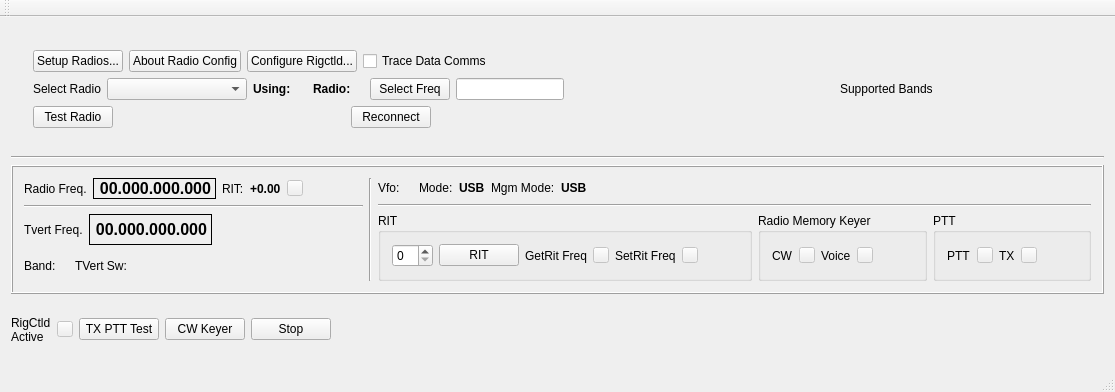
Old version of the form mqt/MqtRigControl/rigcontrolmainwindow.ui in the repository Rsclub22/Minos2-Mirror.
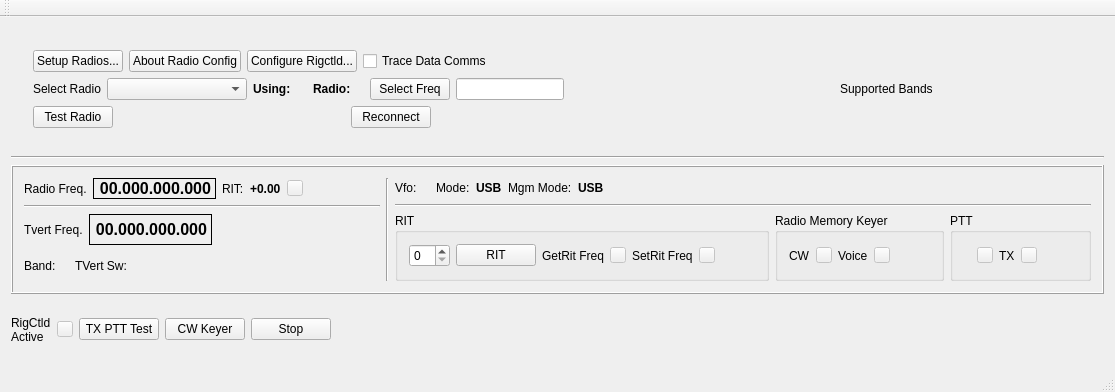
New version of the form. Custom widgets are drawn as their Qt base class.

Patch:
```diff
--- a/mqt/MqtRigControl/rigcontrolmainwindow.ui
+++ b/mqt/MqtRigControl/rigcontrolmainwindow.ui
@@ -478,6 +478,7 @@
               <widget class="QLabel" name="vfo_state_label">
                <property name="font">
                 <font>
+                 <weight>75</weight>
                  <bold>true</bold>
                 </font>
                </property>
@@ -501,6 +502,7 @@
               <widget class="QLabel" name="modeA">
                <property name="font">
                 <font>
+                 <weight>75</weight>
                  <bold>true</bold>
                 </font>
                </property>
@@ -524,6 +526,7 @@
               <widget class="QLabel" name="mgmMode">
                <property name="font">
                 <font>
+                 <weight>75</weight>
                  <bold>true</bold>
                 </font>
                </property>
@@ -748,7 +751,7 @@
                   <item>
                    <widget class="QLabel" name="pttLbl">
                     <property name="text">
-                     <string>PTT</string>
+                     <string/>
                     </property>
                    </widget>
                   </item>
```
Left out of the diff: 5 changed lines with no effect on the pictures.
